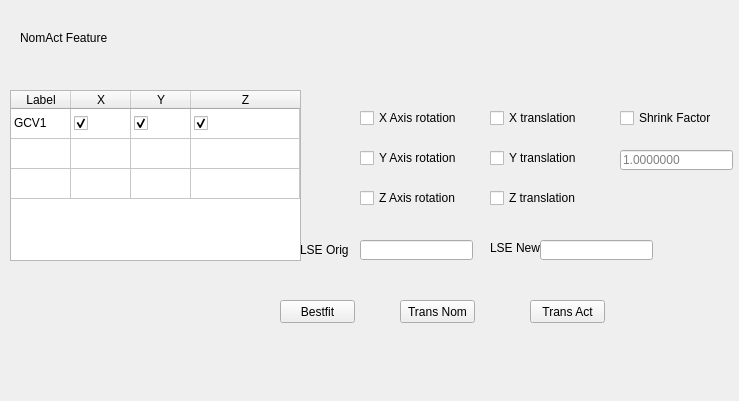
Above: GUI/OperationZoneRight/operationzoneright.ui from MrQqqq/RationalVueGUI before the change. Below: the same form after it.
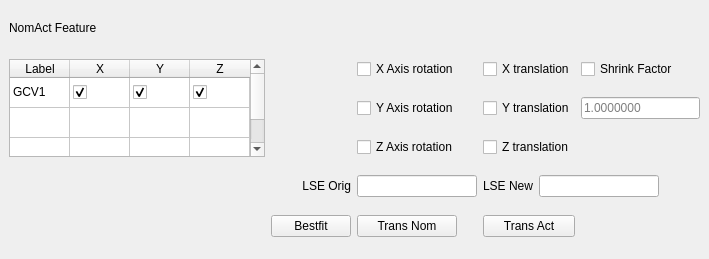
That is the form after the change. Icons and pictures are not drawn.

```diff
--- a/GUI/OperationZoneRight/operationzoneright.ui
+++ b/GUI/OperationZoneRight/operationzoneright.ui
@@ -6,39 +6,155 @@
    <rect>
     <x>0</x>
     <y>0</y>
-    <width>739</width>
-    <height>401</height>
+    <width>709</width>
+    <height>259</height>
    </rect>
   </property>
   <property name="windowTitle">
    <string>DockWidget</string>
   </property>
   <widget class="QWidget" name="dockWidgetContents">
-   <widget class="QLabel" name="NomActFeature">
-    <property name="geometry">
-     <rect>
-      <x>20</x>
-      <y>30</y>
-      <width>101</width>
-      <height>16</height>
-     </rect>
+   <layout class="QGridLayout" name="gridLayout">
+    <item row="6" column="2">
+     <widget class="QPushButton" name="NomActBtns_2">
+      <property name="maximumSize">
+       <size>
+        <width>100</width>
+        <height>16777215</height>
+       </size>
     </property>
     <property name="text">
-     <string>NomAct Feature</string>
-    </property>
-   </widget>
+       <string>Trans Nom</string>
+      </property>
+     </widget>
+    </item>
+    <item row="2" column="1">
+     <widget class="QLabel" name="label_4">
+      <property name="maximumSize">
+       <size>
+        <width>30</width>
+        <height>30</height>
+       </size>
+      </property>
+      <property name="text">
+       <string/>
+      </property>
+      <property name="pixmap">
+       <pixmap resource="optzonerightresources.qrc">:/Images/NomActIcon1.png</pixmap>
+      </property>
+      <property name="scaledContents">
+       <bool>true</bool>
+      </property>
+     </widget>
+    </item>
+    <item row="5" column="4" colspan="2">
+     <widget class="QLineEdit" name="LineEdit_LSENew">
+      <property name="maximumSize">
+       <size>
+        <width>120</width>
+        <height>16777215</height>
+       </size>
+      </property>
+      <property name="readOnly">
+       <bool>true</bool>
+      </property>
+     </widget>
+    </item>
+    <item row="6" column="1">
+     <widget class="QPushButton" name="NomActBtns">
+      <property name="maximumSize">
+       <size>
+        <width>100</width>
+        <height>16777215</height>
+       </size>
+      </property>
+      <property name="text">
+       <string>Bestfit</string>
+      </property>
+     </widget>
+    </item>
+    <item row="4" column="2">
+     <widget class="QCheckBox" name="AxisRotation_3">
+      <property name="maximumSize">
+       <size>
+        <width>120</width>
+        <height>16777215</height>
+       </size>
+      </property>
+      <property name="text">
+       <string>Z Axis rotation</string>
+      </property>
+     </widget>
+    </item>
+    <item row="5" column="2">
+     <widget class="QLineEdit" name="LineEdit_LSEOrig">
+      <property name="maximumSize">
+       <size>
+        <width>120</width>
+        <height>16777215</height>
+       </size>
+      </property>
+      <property name="readOnly">
+       <bool>true</bool>
+      </property>
+     </widget>
+    </item>
+    <item row="3" column="2">
+     <widget class="QCheckBox" name="AxisRotation_2">
+      <property name="maximumSize">
+       <size>
+        <width>120</width>
+        <height>16777215</height>
+       </size>
+      </property>
+      <property name="text">
+       <string>Y Axis rotation</string>
+      </property>
+     </widget>
+    </item>
+    <item row="3" column="1">
+     <widget class="QLabel" name="label_5">
+      <property name="maximumSize">
+       <size>
+        <width>30</width>
+        <height>30</height>
+       </size>
+      </property>
+      <property name="text">
+       <string/>
+      </property>
+      <property name="pixmap">
+       <pixmap resource="optzonerightresources.qrc">:/Images/NomActIcon2.png</pixmap>
+      </property>
+      <property name="scaledContents">
+       <bool>true</bool>
+      </property>
+     </widget>
+    </item>
+    <item row="3" column="5">
+     <widget class="QLineEdit" name="lineEdit_ShrinkFactor">
+      <property name="maximumSize">
+       <size>
+        <width>120</width>
+        <height>16777215</height>
+       </size>
+      </property>
+      <property name="text">
+       <string/>
+      </property>
+      <property name="readOnly">
+       <bool>true</bool>
+      </property>
+      <property name="placeholderText">
+       <string>1.0000000</string>
+      </property>
+     </widget>
+    </item>
+    <item row="2" column="0" rowspan="3">
    <widget class="QTableWidget" name="tableWidget">
     <property name="enabled">
      <bool>true</bool>
     </property>
-    <property name="geometry">
-     <rect>
-      <x>10</x>
-      <y>90</y>
-      <width>291</width>
-      <height>171</height>
-     </rect>
-    </property>
     <property name="maximumSize">
      <size>
       <width>311</width>
@@ -49,7 +165,7 @@
      <enum>QFrame::StyledPanel</enum>
     </property>
     <property name="horizontalScrollBarPolicy">
-     <enum>Qt::ScrollBarAlwaysOff</enum>
+       <enum>Qt::ScrollBarAsNeeded</enum>
     </property>
     <property name="sizeAdjustPolicy">
      <enum>QAbstractScrollArea::AdjustToContents</enum>
@@ -138,245 +254,122 @@
      </property>
     </item>
    </widget>
-   <widget class="QPushButton" name="NomActBtns">
-    <property name="geometry">
-     <rect>
-      <x>280</x>
-      <y>300</y>
-      <width>75</width>
-      <height>23</height>
-     </rect>
-    </property>
+    </item>
+    <item row="5" column="3">
+     <widget class="QLabel" name="Label_LSENew">
     <property name="text">
-     <string>Bestfit</string>
-    </property>
-   </widget>
-   <widget class="QPushButton" name="NomActBtns_2">
-    <property name="geometry">
-     <rect>
-      <x>400</x>
-      <y>300</y>
-      <width>75</width>
-      <height>23</height>
-     </rect>
-    </property>
+       <string>LSE New</string>
+      </property>
+      <property name="alignment">
+       <set>Qt::AlignRight|Qt::AlignTrailing|Qt::AlignVCenter</set>
+      </property>
+     </widget>
+    </item>
+    <item row="5" column="1">
+     <widget class="QLabel" name="Label_LSEOrig">
     <property name="text">
-     <string>Trans Nom</string>
-    </property>
-   </widget>
+       <string>LSE Orig</string>
+      </property>
+      <property name="alignment">
+       <set>Qt::AlignRight|Qt::AlignTrailing|Qt::AlignVCenter</set>
+      </property>
+     </widget>
+    </item>
+    <item row="2" column="2">
    <widget class="QCheckBox" name="AxisRotation">
-    <property name="geometry">
-     <rect>
-      <x>360</x>
-      <y>110</y>
-      <width>121</width>
-      <height>16</height>
-     </rect>
+      <property name="maximumSize">
+       <size>
+        <width>120</width>
+        <height>16777215</height>
+       </size>
     </property>
     <property name="text">
      <string>X Axis rotation</string>
     </property>
    </widget>
-   <widget class="QCheckBox" name="AxisRotation_2">
-    <property name="geometry">
-     <rect>
-      <x>360</x>
-      <y>150</y>
-      <width>111</width>
-      <height>16</height>
-     </rect>
-    </property>
-    <property name="text">
-     <string>Y Axis rotation</string>
-    </property>
-   </widget>
-   <widget class="QCheckBox" name="AxisRotation_3">
-    <property name="geometry">
-     <rect>
-      <x>360</x>
-      <y>190</y>
-      <width>111</width>
-      <height>16</height>
-     </rect>
-    </property>
-    <property name="text">
-     <string>Z Axis rotation</string>
-    </property>
-   </widget>
+    </item>
+    <item row="2" column="3" colspan="2">
    <widget class="QCheckBox" name="AxisTranslation">
-    <property name="geometry">
-     <rect>
-      <x>490</x>
-      <y>110</y>
-      <width>101</width>
-      <height>16</height>
-     </rect>
+      <property name="maximumSize">
+       <size>
+        <width>120</width>
+        <height>16777215</height>
+       </size>
     </property>
     <property name="text">
      <string>X translation</string>
     </property>
    </widget>
+    </item>
+    <item row="2" column="5">
+     <widget class="QCheckBox" name="CheckBox_ShrinkFactor">
+      <property name="maximumSize">
+       <size>
+        <width>120</width>
+        <height>16777215</height>
+       </size>
+      </property>
+      <property name="text">
+       <string>Shrink Factor</string>
+      </property>
+     </widget>
+    </item>
+    <item row="3" column="3" colspan="2">
    <widget class="QCheckBox" name="AxisTranslation_2">
-    <property name="geometry">
-     <rect>
-      <x>490</x>
-      <y>150</y>
-      <width>101</width>
-      <height>16</height>
-     </rect>
+      <property name="maximumSize">
+       <size>
+        <width>120</width>
+        <height>16777215</height>
+       </size>
     </property>
     <property name="text">
      <string>Y translation</string>
     </property>
    </widget>
+    </item>
+    <item row="4" column="3" colspan="2">
    <widget class="QCheckBox" name="AxisTranslation_3">
-    <property name="geometry">
-     <rect>
-      <x>490</x>
-      <y>190</y>
-      <width>101</width>
-      <height>16</height>
-     </rect>
+      <property name="maximumSize">
+       <size>
+        <width>120</width>
+        <height>16777215</height>
+       </size>
     </property>
     <property name="text">
      <string>Z translation</string>
     </property>
    </widget>
-   <widget class="QCheckBox" name="CheckBox_ShrinkFactor">
-    <property name="geometry">
-     <rect>
-      <x>620</x>
-      <y>110</y>
-      <width>101</width>
-      <height>16</height>
-     </rect>
-    </property>
-    <property name="text">
-     <string>Shrink Factor</string>
-    </property>
-   </widget>
-   <widget class="QLineEdit" name="LineEdit_LSEOrig">
-    <property name="geometry">
-     <rect>
-      <x>360</x>
-      <y>240</y>
-      <width>113</width>
+    </item>
+    <item row="1" column="0">
+     <widget class="QLabel" name="NomActFeature">
+      <property name="maximumSize">
+       <size>
+        <width>200</width>
       <height>20</height>
-     </rect>
-    </property>
-    <property name="readOnly">
-     <bool>true</bool>
-    </property>
-   </widget>
-   <widget class="QLineEdit" name="LineEdit_LSENew">
-    <property name="geometry">
-     <rect>
-      <x>540</x>
-      <y>240</y>
-      <width>113</width>
-      <height>20</height>
-     </rect>
-    </property>
-    <property name="readOnly">
-     <bool>true</bool>
-    </property>
-   </widget>
-   <widget class="QLabel" name="Label_LSEOrig">
-    <property name="geometry">
-     <rect>
-      <x>300</x>
-      <y>240</y>
-      <width>61</width>
-      <height>20</height>
-     </rect>
-    </property>
+       </size>
+      </property>
     <property name="text">
-     <string>LSE Orig</string>
-    </property>
-   </widget>
-   <widget class="QLabel" name="Label_LSENew">
-    <property name="geometry">
-     <rect>
-      <x>490</x>
-      <y>240</y>
-      <width>51</width>
-      <height>16</height>
-     </rect>
-    </property>
-    <property name="text">
-     <string>LSE New</string>
-    </property>
-   </widget>
-   <widget class="QLabel" name="label_4">
-    <property name="geometry">
-     <rect>
-      <x>300</x>
-      <y>110</y>
-      <width>31</width>
-      <height>31</height>
-     </rect>
-    </property>
-    <property name="text">
-     <string/>
-    </property>
-    <property name="pixmap">
-     <pixmap resource="optzonerightresources.qrc">:/Images/NomActIcon1.png</pixmap>
-    </property>
-    <property name="scaledContents">
-     <bool>true</bool>
-    </property>
-   </widget>
-   <widget class="QLineEdit" name="lineEdit_ShrinkFactor">
-    <property name="geometry">
-     <rect>
-      <x>620</x>
-      <y>150</y>
-      <width>113</width>
-      <height>20</height>
-     </rect>
-    </property>
-    <property name="text">
-     <string/>
-    </property>
-    <property name="readOnly">
-     <bool>true</bool>
-    </property>
-    <property name="placeholderText">
-     <string>1.0000000</string>
-    </property>
-   </widget>
-   <widget class="QLabel" name="label_5">
-    <property name="geometry">
-     <rect>
-      <x>300</x>
-      <y>160</y>
-      <width>31</width>
-      <height>31</height>
-     </rect>
-    </property>
-    <property name="text">
-     <string/>
-    </property>
-    <property name="pixmap">
-     <pixmap resource="optzonerightresources.qrc">:/Images/NomActIcon2.png</pixmap>
-    </property>
-    <property name="scaledContents">
-     <bool>true</bool>
-    </property>
-   </widget>
+       <string>NomAct Feature</string>
+      </property>
+      <property name="alignment">
+       <set>Qt::AlignLeading|Qt::AlignLeft|Qt::AlignTop</set>
+      </property>
+     </widget>
+    </item>
+    <item row="6" column="3" colspan="2">
    <widget class="QPushButton" name="NomActBtns_3">
-    <property name="geometry">
-     <rect>
-      <x>530</x>
-      <y>300</y>
-      <width>75</width>
-      <height>23</height>
-     </rect>
+      <property name="maximumSize">
+       <size>
+        <width>100</width>
+        <height>16777215</height>
+       </size>
     </property>
     <property name="text">
      <string>Trans Act</string>
     </property>
    </widget>
+    </item>
+   </layout>
   </widget>
  </widget>
  <resources>
```
Left out of the diff: 2 changed lines with no effect on the pictures. Lines whose indentation alone changed are shown as unchanged.
